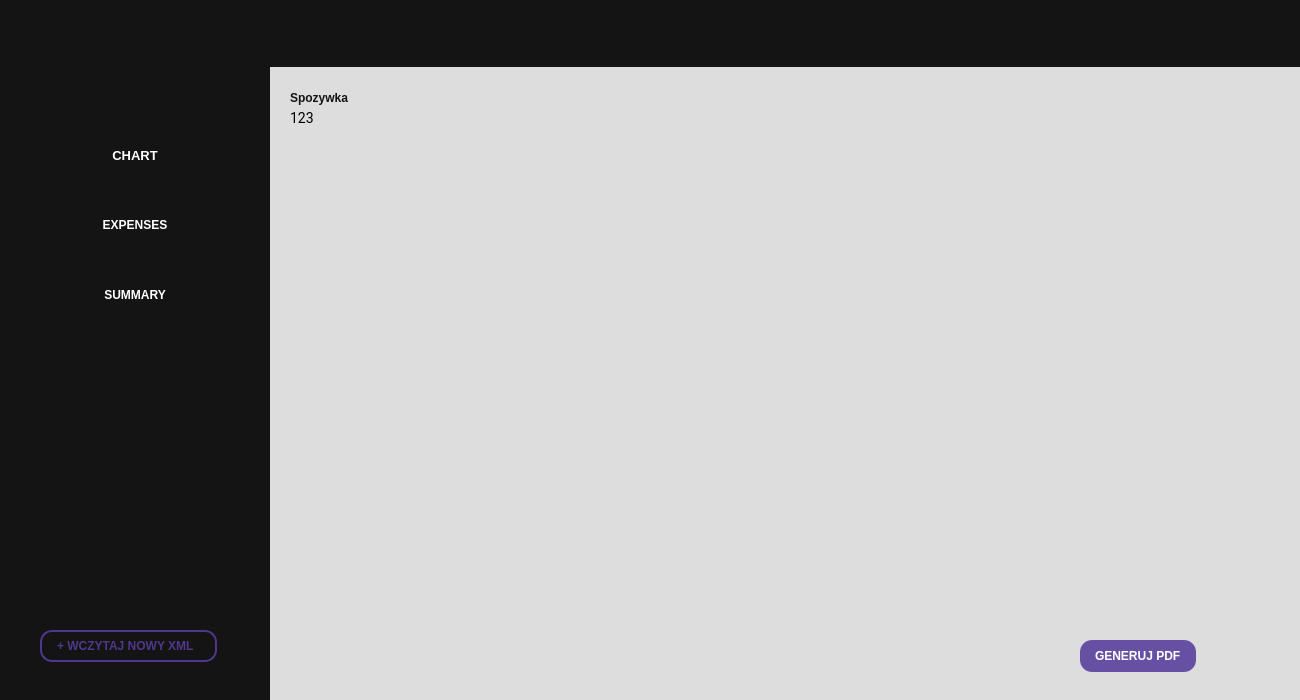
First picture: the form in mainwindow.ui, repository kolodziejpawel98/financial_report_app, before the edit.
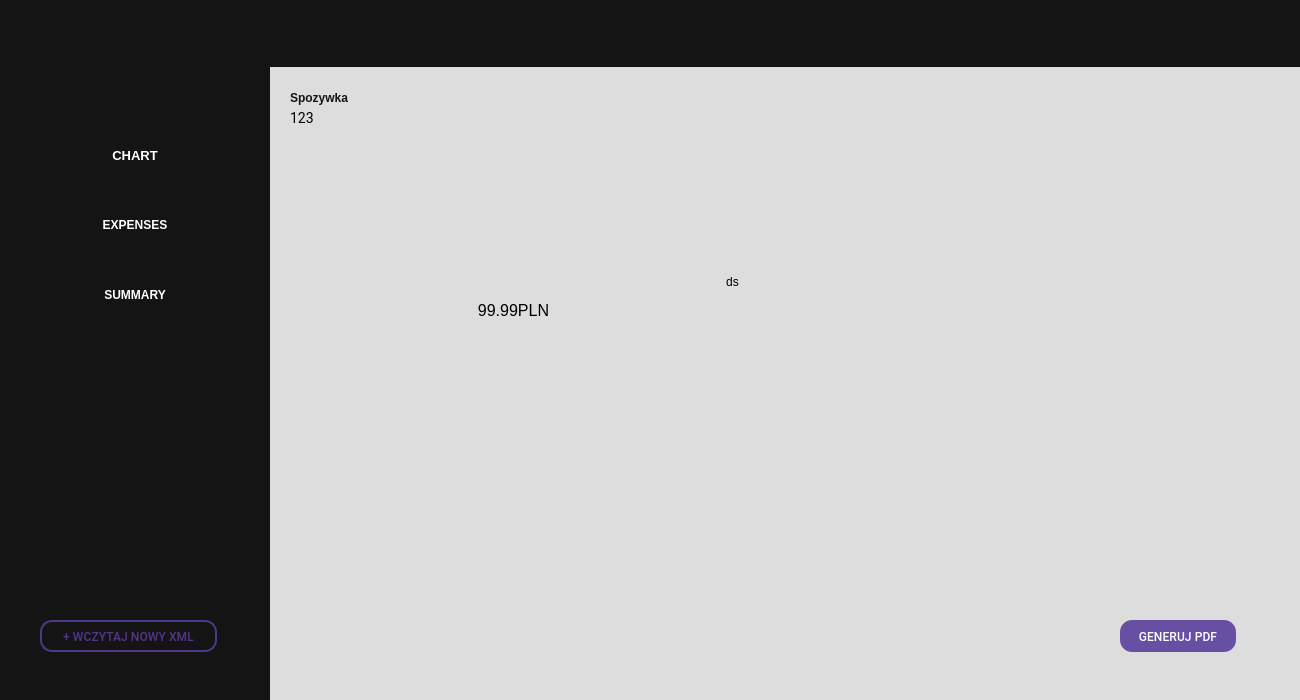
Second picture: the form after the edit. Icons and pictures are not drawn.

Commit message: expense purple hover + description above

```diff
--- a/mainwindow.ui
+++ b/mainwindow.ui
@@ -45,40 +45,6 @@
       <property name="styleSheet">
        <string notr="true">background: #141414;</string>
       </property>
-      <widget class="QLabel" name="loadNewXmlFileButton_7">
-       <property name="geometry">
-        <rect>
-         <x>40</x>
-         <y>630</y>
-         <width>177</width>
-         <height>32</height>
-        </rect>
-       </property>
-       <property name="cursor">
-        <cursorShape>PointingHandCursor</cursorShape>
-       </property>
-       <property name="styleSheet">
-        <string notr="true">border-radius: 12px;
-border: 2px solid, #4F378B;
-padding: 1px 12px;
-
-
-
-color: #4F378B;
-
-/* M3/label/large */
-font-family: var(--Static-Label-Large-Font, Roboto);
-font-size: var(--Static-Label-Large-Size, 14px);
-font-style: normal;
-font-weight: 500;
-line-height: var(--Static-Label-Large-Line-Height, 20px); /* 142.857% */
-letter-spacing: var(--Static-Label-Large-Tracking, 0.1px);
-</string>
-       </property>
-       <property name="text">
-        <string>+ WCZYTAJ NOWY XML</string>
-       </property>
-      </widget>
       <widget class="QPushButton" name="loadXmlButton_2">
        <property name="geometry">
         <rect>
@@ -230,6 +196,62 @@
         </size>
        </property>
       </widget>
+      <widget class="QPushButton" name="loadXmlButton_5">
+       <property name="geometry">
+        <rect>
+         <x>40</x>
+         <y>620</y>
+         <width>177</width>
+         <height>32</height>
+        </rect>
+       </property>
+       <property name="font">
+        <font>
+         <family>Roboto</family>
+         <pointsize>-1</pointsize>
+         <italic>false</italic>
+         <bold>false</bold>
+        </font>
+       </property>
+       <property name="cursor">
+        <cursorShape>PointingHandCursor</cursorShape>
+       </property>
+       <property name="styleSheet">
+        <string notr="true">QPushButton {
+    border-radius: 12px;
+    border: 2px solid #4F378B;
+    background: transparent;
+    padding: 1px 12px;
+    color: #4F378B;
+    font-family: Roboto;
+    font-size: 12px;
+    font-weight: 500;
+    letter-spacing: 0.1px;
+}
+
+QPushButton:hover {
+    background-color: #2A1F3D;
+    color: #CBB6FF;
+}
+
+QPushButton:pressed {
+    background-color: #3A2B57;
+    border: 3px solid #4F378B;
+    padding-top: 2px;
+    padding-bottom: 0px;
+}
+</string>
+       </property>
+       <property name="text">
+        <string>+ WCZYTAJ NOWY XML</string>
+       </property>
+       <property name="iconSize">
+        <size>
+         <width>90</width>
+         <height>90</height>
+        </size>
+       </property>
+      </widget>
      </widget>
      <widget class="QWidget" name="pageTopbar" native="true">
       <property name="geometry">
@@ -290,43 +312,98 @@
        <string>123</string>
       </property>
      </widget>
-     <widget class="QLabel" name="generatePdfButton">
+     <widget class="QPushButton" name="loadXmlButton_6">
       <property name="geometry">
        <rect>
-        <x>1080</x>
-        <y>640</y>
+        <x>1120</x>
+        <y>620</y>
         <width>116</width>
         <height>32</height>
        </rect>
       </property>
+      <property name="font">
+       <font>
+        <family>Roboto</family>
+        <pointsize>-1</pointsize>
+        <italic>false</italic>
+        <bold>false</bold>
+       </font>
+      </property>
       <property name="cursor">
        <cursorShape>PointingHandCursor</cursorShape>
       </property>
       <property name="styleSheet">
-       <string notr="true">
-border-radius: 12px;
-background: #6750A4;
-display: flex;
-padding: 6px 12px;
-justify-content: center;
-align-items: center;
-gap: 4px;
+       <string notr="true">QPushButton {
+    border-radius: 12px;
+    background: #6750A4;
+    padding: 6px 12px;
+    color: #FFF;
+    font-family: Roboto;
+    font-size: 12px;
+    font-weight: 500;
+    letter-spacing: 0.1px;
+    border: none;
+}
 
 
-
-color: #FFF;
-
-/* M3/label/large */
-font-family: var(--Static-Label-Large-Font, Roboto);
-font-size: var(--Static-Label-Large-Size, 14px);
-font-style: normal;
-font-weight: 500;
-line-height: var(--Static-Label-Large-Line-Height, 20px); /* 142.857% */
-letter-spacing: var(--Static-Label-Large-Tracking, 0.1px);
+QPushButton:pressed {
+    background-color: #5E459A; 
+    padding-top: 7px;
+    padding-bottom: 5px;
+}
 </string>
       </property>
       <property name="text">
        <string>GENERUJ PDF</string>
+      </property>
+      <property name="iconSize">
+       <size>
+        <width>90</width>
+        <height>90</height>
+       </size>
+      </property>
+     </widget>
+     <widget class="QLabel" name="priceLabel">
+      <property name="geometry">
+       <rect>
+        <x>470</x>
+        <y>300</y>
+        <width>87</width>
+        <height>21</height>
+       </rect>
+      </property>
+      <property name="font">
+       <font>
+        <pointsize>12</pointsize>
+       </font>
+      </property>
+      <property name="cursor">
+       <cursorShape>PointingHandCursor</cursorShape>
+      </property>
+      <property name="styleSheet">
+       <string notr="true">color: black;</string>
+      </property>
+      <property name="text">
+       <string>99.99PLN</string>
+      </property>
+      <property name="alignment">
+       <set>Qt::AlignCenter</set>
+      </property>
+     </widget>
+     <widget class="QLabel" name="priceLabelDescription">
+      <property name="geometry">
+       <rect>
+        <x>500</x>
+        <y>260</y>
+        <width>465</width>
+        <height>43</height>
+       </rect>
+      </property>
+      <property name="text">
+       <string>ds</string>
+      </property>
+      <property name="alignment">
+       <set>Qt::AlignCenter</set>
       </property>
      </widget>
     </widget>
```
Left out of the diff: 3 changed lines with no effect on the pictures. The commit also changes 2 other files.
